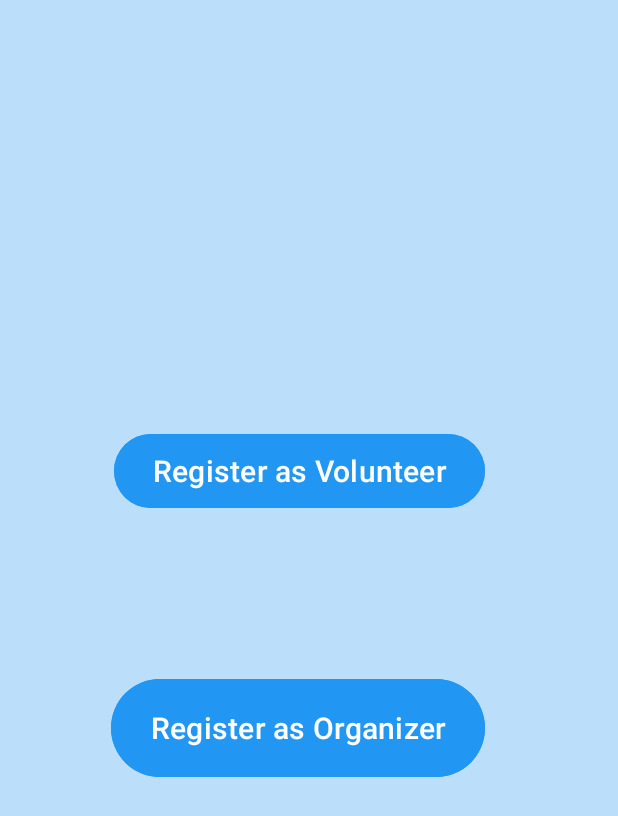
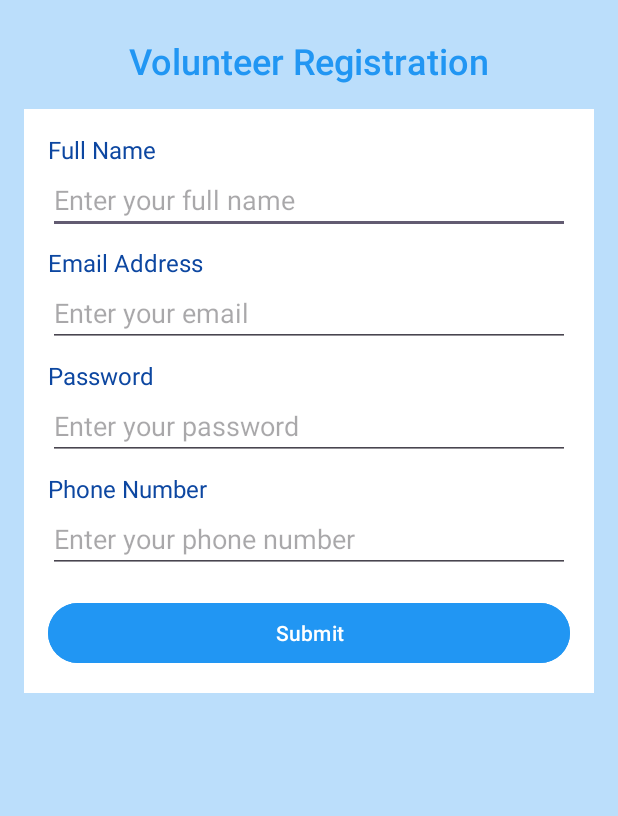
Before and after one commit to AidLink-app/AidLink-Volunteering-app, an Android app: the RegistrationTypeActivity screen opened directly, with no data from a screen before it, after a tap on "Register as Volunteer", on a phone screen of 412 x 824 dp. Shown: the top 816 px of the screen. Run offline under Robolectric (Android 15) with nearby library versions, the phone set to English and light mode, and no system bars; our stand-ins replace Firebase (no records; nobody signed in at launch, a user with empty details on screens opened directly).

Commit message:
Added Volunteer registration. Working with firebase. Added some UI hints

```diff
--- a/app/src/main/java/com/example/welcom/RegistrationTypeActivity.java
+++ b/app/src/main/java/com/example/welcom/RegistrationTypeActivity.java
@@ -16,7 +16,8 @@ public class RegistrationTypeActivity extends AppCompatActivity {
         Button organizerButton = findViewById(R.id.organizerButton);
 
         volunteerButton.setOnClickListener(v -> {
-            // Intent to volunteer registration activity
+            Intent intent = new Intent(RegistrationTypeActivity.this, VolunteerRegistrationActivity.class);
+            startActivity(intent);
         });
 
         organizerButton.setOnClickListener(v -> {
--- /dev/null
+++ b/app/src/main/java/com/example/welcom/VolunteerRegistrationActivity.java
@@ -0,0 +1,79 @@
+package com.example.welcom;
+
+import android.content.Intent;
+import android.os.Bundle;
+import android.view.View;
+import android.widget.Button;
+import android.widget.EditText;
+import android.widget.Toast;
+
+import androidx.appcompat.app.AppCompatActivity;
+
+import com.google.firebase.auth.FirebaseAuth;
+import com.google.firebase.auth.FirebaseUser;
+
+public class VolunteerRegistrationActivity extends AppCompatActivity {
+
+    private EditText nameField, emailField, passwordField, phoneField;
+    private Button submitButton;
+    private FirebaseAuth mAuth;
+
+    @Override
+    protected void onCreate(Bundle savedInstanceState) {
+        super.onCreate(savedInstanceState);
+        setContentView(R.layout.activity_volunteer_registration);
+
+        // Initialize FirebaseAuth instance
+        mAuth = FirebaseAuth.getInstance();
+
+        // Initialize fields
+        nameField = findViewById(R.id.name);
+        emailField = findViewById(R.id.email);
+        passwordField = findViewById(R.id.password);
+        phoneField = findViewById(R.id.phone);
+        submitButton = findViewById(R.id.submit);
+
+        // Set up Submit Button Click Listener
+        submitButton.setOnClickListener(new View.OnClickListener() {
+            @Override
+            public void onClick(View v) {
+                handleRegistration();
+            }
+        });
+    }
+
+    private void handleRegistration() {
+        // Retrieve user input
+        String name = nameField.getText().toString().trim();
+        String email = emailField.getText().toString().trim();
+        String password = passwordField.getText().toString().trim();
+        String phone = phoneField.getText().toString().trim();
+
+        // Validate input
+        if (name.isEmpty() || email.isEmpty() || password.isEmpty() || phone.isEmpty()) {
+            Toast.makeText(this, "Please fill in all fields", Toast.LENGTH_SHORT).show();
+            return;
+        }
+
+        // Register with Firebase Authentication
+        mAuth.createUserWithEmailAndPassword(email, password)
+                .addOnCompleteListener(this, task -> {
+                    if (task.isSuccessful()) {
+                        // Registration success
+                        FirebaseUser user = mAuth.getCurrentUser();
+
+                        // Store other user data (name, phone) in Firebase Realtime Database or Firestore
+                        // For now, show a success message
+                        Toast.makeText(VolunteerRegistrationActivity.this, "Registration Successful", Toast.LENGTH_SHORT).show();
+
+                        // Navigate to the next activity
+                        Intent intent = new Intent(VolunteerRegistrationActivity.this, MainActivity.class);
+                        startActivity(intent);
+                        finish();
+                    } else {
+                        // Registration failed
+                        Toast.makeText(VolunteerRegistrationActivity.this, "Authentication failed: " + task.getException().getMessage(), Toast.LENGTH_SHORT).show();
+                    }
+                });
+    }
+}
--- a/app/src/main/res/layout/activity_main.xml
+++ b/app/src/main/res/layout/activity_main.xml
@@ -8,12 +8,7 @@
     android:background="@color/light_blue"
     tools:context=".MainActivity">
 
-    <!-- ImageView with color theme -->
-
-    <!-- TextView with centralized alignment and color theme -->
-
-    <!-- CardView with color theme -->
-
+    <!-- App Title -->
     <TextView
         android:id="@+id/textView"
         android:layout_width="wrap_content"
@@ -23,6 +18,7 @@
         android:textColor="@color/blue"
         android:textSize="32sp"
         android:textStyle="bold"
+        android:contentDescription="App title: Aid-Link"
         app:layout_constraintBottom_toBottomOf="parent"
         app:layout_constraintEnd_toEndOf="parent"
         app:layout_constraintHorizontal_bias="0.498"
@@ -30,6 +26,7 @@
         app:layout_constraintTop_toTopOf="parent"
         app:layout_constraintVertical_bias="0.151" />
 
+    <!-- Main CardView -->
     <androidx.cardview.widget.CardView
         android:layout_width="0dp"
         android:layout_height="wrap_content"
@@ -37,8 +34,8 @@
         app:layout_constraintEnd_toEndOf="parent"
         app:layout_constraintStart_toStartOf="parent"
         android:layout_margin="16dp"
-        app:cardElevation="4dp"
-        app:cardCornerRadius="12dp"
+        app:cardElevation="6dp"
+        app:cardCornerRadius="16dp"
         app:cardBackgroundColor="@color/light_blue">
 
         <LinearLayout
@@ -48,13 +45,16 @@
             android:orientation="vertical"
             android:padding="24dp">
 
+            <!-- Login Instructions -->
             <TextView
                 android:layout_width="wrap_content"
                 android:layout_height="wrap_content"
                 android:layout_marginBottom="16dp"
                 android:text="Please login with your information"
-                android:textColor="@color/dark_blue" />
+                android:textColor="@color/dark_blue"
+                android:contentDescription="Instruction: Login with your email and password" />
 
+            <!-- Email Input -->
             <TextView
                 android:layout_width="wrap_content"
                 android:layout_height="wrap_content"
@@ -68,8 +68,11 @@
                 android:layout_width="match_parent"
                 android:layout_height="wrap_content"
                 android:layout_marginTop="4dp"
-                android:inputType="textEmailAddress" />
+                android:hint="Enter your email"
+                android:inputType="textEmailAddress"
+                android:importantForAccessibility="yes" />
 
+            <!-- Password Input -->
             <TextView
                 android:layout_width="wrap_content"
                 android:layout_height="wrap_content"
@@ -84,8 +87,11 @@
                 android:layout_width="match_parent"
                 android:layout_height="wrap_content"
                 android:layout_marginTop="4dp"
-                android:inputType="textPassword" />
+                android:hint="Enter your password"
+                android:inputType="textPassword"
+                android:importantForAccessibility="yes" />
 
+            <!-- Remember Me -->
             <CheckBox
                 android:layout_width="wrap_content"
                 android:layout_height="wrap_content"
@@ -94,15 +100,21 @@
                 android:textColor="@color/dark_blue"
                 android:textSize="16sp" />
 
+            <!-- Forgot Password -->
             <TextView
+                android:id="@+id/forgotPassword"
                 android:layout_width="wrap_content"
                 android:layout_height="wrap_content"
                 android:layout_gravity="end"
                 android:layout_marginTop="4dp"
                 android:text="I forgot my password"
                 android:textColor="@color/blue"
-                android:textSize="16sp" />
+                android:textSize="16sp"
+                android:clickable="true"
+                android:focusable="true"
+                android:contentDescription="Forgot your password? Click here." />
 
+            <!-- Login Button -->
             <com.google.android.material.button.MaterialButton
                 android:id="@+id/login"
                 android:layout_width="match_parent"
@@ -114,6 +126,7 @@
                 android:textSize="20sp"
                 app:cornerRadius="32dp" />
 
+            <!-- Register Button -->
             <com.google.android.material.button.MaterialButton
                 android:id="@+id/register"
                 android:layout_width="match_parent"
--- /dev/null
+++ b/app/src/main/res/layout/activity_volunteer_registration.xml
@@ -0,0 +1,117 @@
+<?xml version="1.0" encoding="utf-8"?>
+<androidx.constraintlayout.widget.ConstraintLayout xmlns:android="http://schemas.android.com/apk/res/android"
+    xmlns:app="http://schemas.android.com/apk/res-auto"
+    xmlns:tools="http://schemas.android.com/tools"
+    android:layout_width="match_parent"
+    android:layout_height="match_parent"
+    android:background="@color/light_blue"
+    tools:context=".VolunteerRegistrationActivity">
+
+    <!-- Title -->
+    <TextView
+        android:id="@+id/title"
+        android:layout_width="wrap_content"
+        android:layout_height="wrap_content"
+        android:text="Volunteer Registration"
+        android:textSize="24sp"
+        android:textColor="@color/blue"
+        android:fontFamily="sans-serif-medium"
+        app:layout_constraintTop_toTopOf="parent"
+        app:layout_constraintStart_toStartOf="parent"
+        app:layout_constraintEnd_toEndOf="parent"
+        app:layout_constraintHorizontal_bias="0.5"
+        android:layout_marginTop="24dp" />
+
+    <!-- Input Fields Container -->
+    <LinearLayout
+        android:layout_width="0dp"
+        android:layout_height="wrap_content"
+        android:orientation="vertical"
+        android:padding="16dp"
+        android:background="@color/white"
+        app:layout_constraintTop_toBottomOf="@id/title"
+        app:layout_constraintStart_toStartOf="parent"
+        app:layout_constraintEnd_toEndOf="parent"
+        android:layout_margin="16dp"
+        app:layout_constraintHorizontal_bias="0.5"
+        app:layout_constraintVertical_bias="0.0">
+
+        <!-- Name Input -->
+        <TextView
+            android:layout_width="wrap_content"
+            android:layout_height="wrap_content"
+            android:text="Full Name"
+            android:textSize="16sp"
+            android:textColor="@color/dark_blue" />
+
+        <EditText
+            android:id="@+id/name"
+            android:layout_width="match_parent"
+            android:layout_height="wrap_content"
+            android:hint="Enter your full name"
+            android:inputType="textPersonName"
+            android:contentDescription="Enter your full name" />
+
+        <!-- Email Input -->
+        <TextView
+            android:layout_width="wrap_content"
+            android:layout_height="wrap_content"
+            android:layout_marginTop="8dp"
+            android:text="Email Address"
+            android:textSize="16sp"
+            android:textColor="@color/dark_blue" />
+
+        <EditText
+            android:id="@+id/email"
+            android:layout_width="match_parent"
+            android:layout_height="wrap_content"
+            android:hint="Enter your email"
+            android:inputType="textEmailAddress"
+            android:contentDescription="Enter your email address" />
+
+        <!-- Password Input -->
+        <TextView
+            android:layout_width="wrap_content"
+            android:layout_height="wrap_content"
+            android:layout_marginTop="8dp"
+            android:text="Password"
+            android:textSize="16sp"
+            android:textColor="@color/dark_blue" />
+
+        <EditText
+            android:id="@+id/password"
+            android:layout_width="match_parent"
+            android:layout_height="wrap_content"
+            android:hint="Enter your password"
+            android:inputType="textPassword"
+            android:contentDescription="Enter your password" />
+
+        <!-- Phone Input -->
+        <TextView
+            android:layout_width="wrap_content"
+            android:layout_height="wrap_content"
+            android:layout_marginTop="8dp"
+            android:text="Phone Number"
+            android:textSize="16sp"
+            android:textColor="@color/dark_blue" />
+
+        <EditText
+            android:id="@+id/phone"
+            android:layout_width="match_parent"
+            android:layout_height="wrap_content"
+            android:hint="Enter your phone number"
+            android:inputType="phone"
+            android:contentDescription="Enter your phone number" />
+
+        <!-- Submit Button -->
+        <Button
+            android:id="@+id/submit"
+            android:layout_width="match_parent"
+            android:layout_height="wrap_content"
+            android:layout_marginTop="16dp"
+            android:text="Submit"
+            android:backgroundTint="@color/blue"
+            android:textColor="@color/white"
+            android:contentDescription="Submit your volunteer registration details" />
+    </LinearLayout>
+</androidx.constraintlayout.widget.ConstraintLayout>
```
Also changed, not shown: app/src/main/AndroidManifest.xml (+4 -4 lines).
